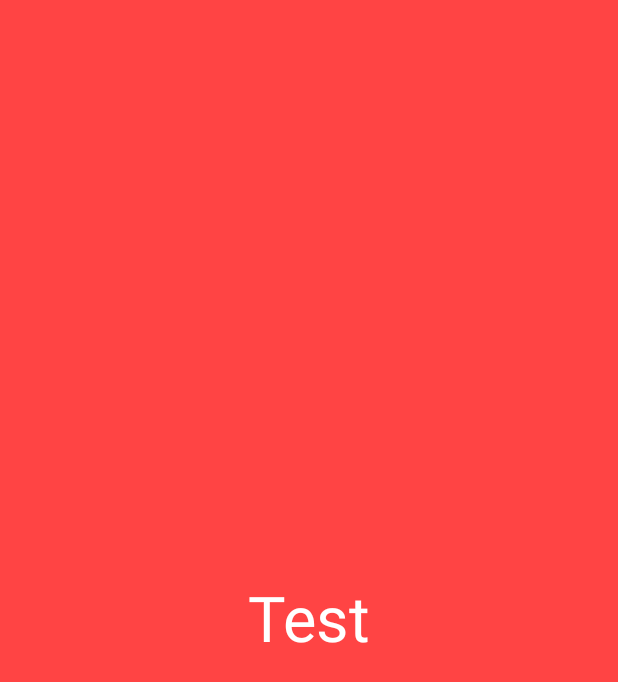
After one commit to gpeal/MockAirbnb, an Android app: the layout hero_fragment.xml on its own in the app's theme, with its tools: preview values and no code run, on a phone screen of 412 x 824 dp. The commit adds this screen. Shown: the top 682 px of the screen. Run offline under Robolectric (Android 15) with nearby library versions, the phone set to English and light mode, and no system bars.

Commit message:
Added a fragment for hero items

```diff
--- a/app/src/main/java/com/airbnb/MainFragment.java
+++ b/app/src/main/java/com/airbnb/MainFragment.java
@@ -17,7 +17,6 @@ import butterknife.InjectView;
 import butterknife.OnClick;
 
 public class MainFragment extends Fragment {
-
 
     @DrawableRes
     private static final int[] TAB_ICON_IDS = {
@@ -86,7 +85,7 @@ public class MainFragment extends Fragment {
             if (controller == null) {
                 switch (TAB_ICON_IDS[position]) {
                     case R.drawable.icon_tab_search:
-                        controller = new SearchController(getActivity());
+                        controller = new SearchController((MainActivity) getActivity());
                         break;
                     case R.drawable.icon_tab_wishlists:
                         controller = new WishListController(getActivity());
--- /dev/null
+++ b/app/src/main/res/layout/hero_fragment.xml
@@ -0,0 +1,17 @@
+<?xml version="1.0" encoding="utf-8"?>
+<FrameLayout xmlns:android="http://schemas.android.com/apk/res/android"
+    xmlns:tools="http://schemas.android.com/tools"
+    android:layout_width="match_parent"
+    android:layout_height="match_parent"
+    android:background="@android:color/holo_red_light"
+    android:orientation="vertical">
+
+    <TextView
+        android:id="@+id/text"
+        android:layout_width="wrap_content"
+        android:layout_height="wrap_content"
+        android:layout_gravity="center"
+        android:textColor="@android:color/primary_text_dark"
+        android:textSize="42sp"
+        tools:text="Test"/>
+</FrameLayout>
```
Also changed, not shown: app/src/main/java/com/airbnb/HeroFragment.java (added, +33 -0 lines), app/src/main/java/com/airbnb/MainActivity.java (+17 -4 lines), app/src/main/java/com/airbnb/SearchController.java (+5 -6 lines), app/src/main/java/com/airbnb/SearchTabAdapter.java (+17 -2 lines), app/src/main/java/com/airbnb/net/HeroItem.java (+4 -4 lines), app/src/main/java/com/airbnb/net/Listing.java (+7 -6 lines), app/src/main/java/com/airbnb/net/MockAirbnbService.java (+14 -14 lines).
